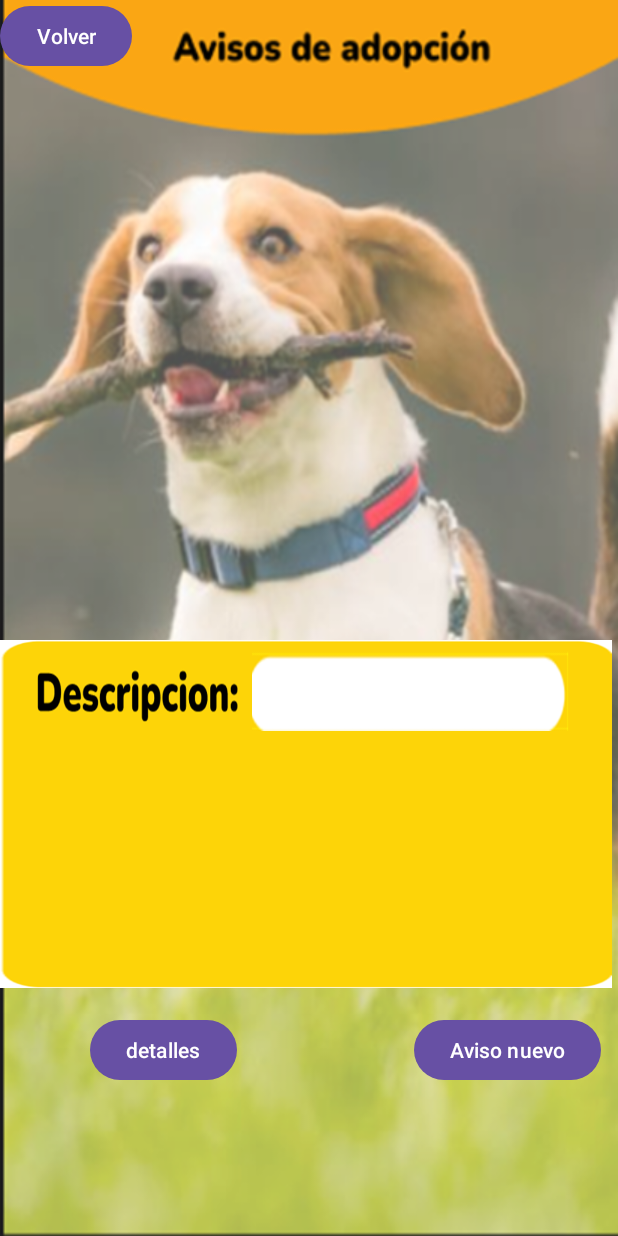
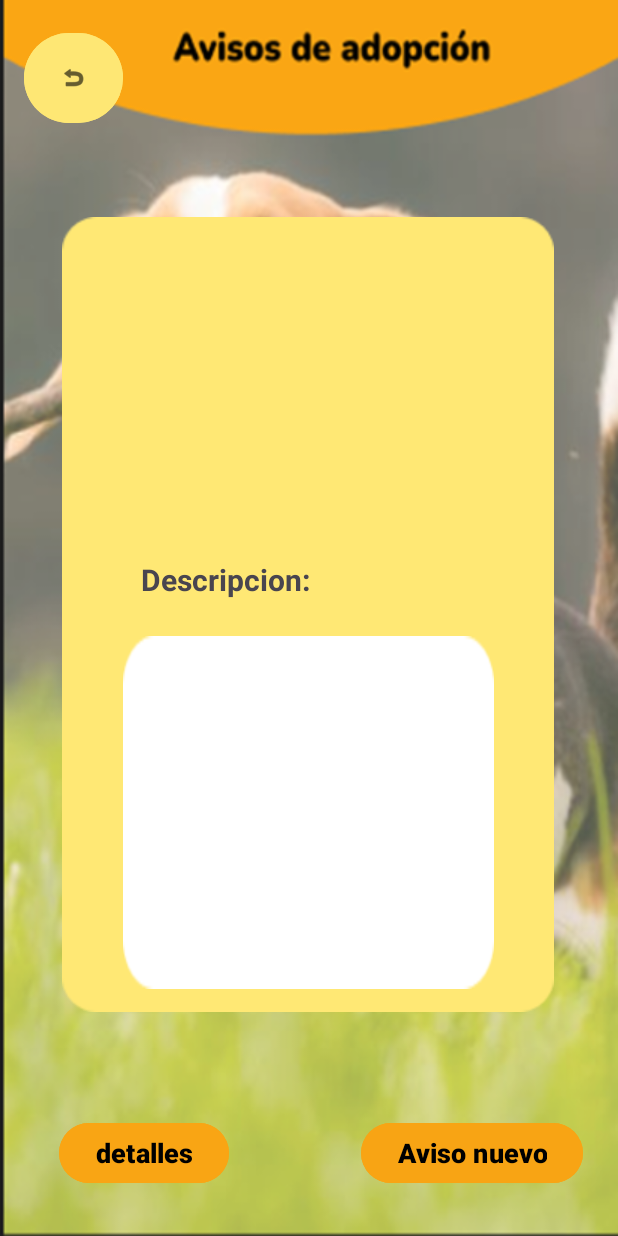
Before and after one commit to ElWnConLag/InstaPet, an Android app: the avisosAdopcion screen opened directly, with no data from a screen before it, on a phone screen of 412 x 824 dp. Run offline under Robolectric (Android 15) with nearby library versions, the phone set to English and light mode, and no system bars; our stand-ins replace Firebase (no records; nobody signed in at launch, a user with empty details on screens opened directly), Picasso.

Commit message:
Cambios de diseño en los Layouts
Subida de imágenes, fondos, arreglos y ajustes de interfaces en agregar avisos, avisos adopción, editar perfil y publicación de mascotas.

```diff
--- a/app/src/main/res/layout/activity_avisos_adopcion.xml
+++ b/app/src/main/res/layout/activity_avisos_adopcion.xml
@@ -10,34 +10,52 @@
 
     <View
         android:id="@+id/orangeBox1"
-        android:layout_width="408dp"
-        android:layout_height="232dp"
-        android:background="@drawable/img_3"
+        android:layout_width="328dp"
+        android:layout_height="530dp"
+        android:background="@drawable/rectangulocoloramarillopastelparaavisos"
         app:layout_constraintBottom_toBottomOf="parent"
         app:layout_constraintEnd_toEndOf="parent"
-        app:layout_constraintHorizontal_bias="0.0"
+        app:layout_constraintHorizontal_bias="0.493"
 
         app:layout_constraintStart_toStartOf="parent"
         app:layout_constraintTop_toTopOf="parent"
-        app:layout_constraintVertical_bias="0.721" />
+        app:layout_constraintVertical_bias="0.492" />
 
     <Button
         android:id="@+id/volverAdopcion"
-        android:layout_width="wrap_content"
-        android:layout_height="wrap_content"
-        android:text="Volver"
+        android:layout_width="66dp"
+        android:layout_height="68dp"
+        android:backgroundTint="#FEE774"
+        android:textColor="#000000"
+        android:textColorHighlight="#000000"
+        android:textColorHint="#000000"
+        android:textColorLink="#000000"
+        android:textSize="14sp"
+        android:textStyle="bold"
+        app:icon="@android:drawable/ic_menu_revert"
+        app:iconTint="#000000"
+        app:layout_constraintBottom_toBottomOf="parent"
+        app:layout_constraintEnd_toEndOf="parent"
+        app:layout_constraintHorizontal_bias="0.046"
         app:layout_constraintStart_toStartOf="parent"
-        app:layout_constraintTop_toTopOf="parent" />
+        app:layout_constraintTop_toTopOf="parent"
+        app:layout_constraintVertical_bias="0.024" />
 
     <Button
         android:id="@+id/agregarAvisoo"
         android:layout_width="wrap_content"
         android:layout_height="wrap_content"
-        android:layout_marginStart="276dp"
-        android:layout_marginTop="628dp"
+        android:backgroundTint="#F8A414"
         android:text="Aviso nuevo"
+        android:textColor="#000000"
+        android:textSize="18sp"
+        android:textStyle="bold"
+        app:layout_constraintBottom_toBottomOf="parent"
+        app:layout_constraintEnd_toEndOf="parent"
+        app:layout_constraintHorizontal_bias="0.912"
         app:layout_constraintStart_toStartOf="parent"
-        app:layout_constraintTop_toBottomOf="@+id/volverAdopcion" />
+        app:layout_constraintTop_toTopOf="parent"
+        app:layout_constraintVertical_bias="0.96" />
 
     <TextView
         android:id="@+id/avisosMascotas"
@@ -55,42 +73,55 @@
         android:id="@+id/perroImagen"
         android:layout_width="237dp"
         android:layout_height="178dp"
-        android:layout_marginStart="60dp"
-        android:layout_marginTop="16dp"
+        app:layout_constraintBottom_toBottomOf="parent"
+        app:layout_constraintEnd_toEndOf="parent"
+        app:layout_constraintHorizontal_bias="0.459"
         app:layout_constraintStart_toStartOf="parent"
-        app:layout_constraintTop_toBottomOf="@+id/avisosMascotas"
+        app:layout_constraintTop_toTopOf="parent"
+        app:layout_constraintVertical_bias="0.22"
         tools:srcCompat="@tools:sample/avatars" />
 
     <TextView
-        android:id="@+id/lol"
-        android:layout_width="144dp"
-        android:layout_height="49dp"
-        android:layout_marginStart="16dp"
-        android:layout_marginTop="140dp"
-        android:background="@drawable/img_9"
+        android:id="@+id/perroDescripcion"
+        android:layout_width="247dp"
+        android:layout_height="235dp"
+        android:background="@drawable/rectanguloblancoparadescripciondeanuncio"
         android:textSize="20dp"
+        app:layout_constraintBottom_toBottomOf="parent"
+        app:layout_constraintEnd_toEndOf="parent"
+        app:layout_constraintHorizontal_bias="0.497"
         app:layout_constraintStart_toStartOf="parent"
-        app:layout_constraintTop_toBottomOf="@+id/perroImagen" />
-
-    <TextView
-        android:id="@+id/perroDescripcion"
-        android:layout_width="211dp"
-        android:layout_height="54dp"
-        android:layout_marginStart="168dp"
-        android:layout_marginTop="140dp"
-        android:background="@drawable/img_4"
-        android:textSize="20dp"
-        app:layout_constraintStart_toStartOf="parent"
-        app:layout_constraintTop_toBottomOf="@+id/perroImagen" />
+        app:layout_constraintTop_toTopOf="parent"
+        app:layout_constraintVertical_bias="0.72" />
 
     <Button
         android:id="@+id/detalles"
         android:layout_width="wrap_content"
         android:layout_height="wrap_content"
-        android:layout_marginStart="60dp"
-        android:layout_marginTop="628dp"
+        android:backgroundTint="#F9A514"
         android:text="detalles"
+        android:textColor="#000000"
+        android:textSize="18sp"
+        android:textStyle="bold"
+        app:layout_constraintBottom_toBottomOf="parent"
+        app:layout_constraintEnd_toEndOf="parent"
+        app:layout_constraintHorizontal_bias="0.131"
         app:layout_constraintStart_toStartOf="parent"
-        app:layout_constraintTop_toBottomOf="@+id/volverAdopcion" />
+        app:layout_constraintTop_toTopOf="parent"
+        app:layout_constraintVertical_bias="0.96" />
+
+    <TextView
+        android:id="@+id/textView2"
+        android:layout_width="wrap_content"
+        android:layout_height="wrap_content"
+        android:text="Descripcion:"
+        android:textSize="20sp"
+        android:textStyle="bold"
+        app:layout_constraintBottom_toBottomOf="parent"
+        app:layout_constraintEnd_toEndOf="parent"
+        app:layout_constraintHorizontal_bias="0.313"
+        app:layout_constraintStart_toStartOf="parent"
+        app:layout_constraintTop_toTopOf="parent"
+        app:layout_constraintVertical_bias="0.468" />
 
 </androidx.constraintlayout.widget.ConstraintLayout>
```
Also changed, not shown: app/src/main/res/layout/activity_agregar_aviso.xml (+56 -37 lines), app/src/main/res/layout/editar_pefil.xml (+49 -53 lines), app/src/main/res/layout/publicacion_mascotas.xml (+56 -72 lines), app/src/main/res/drawable/fondoparaagregarpublicaciondemascotas.png (added), app/src/main/res/drawable/rectanguloblancoparadescripciondeanuncio.png (added), app/src/main/res/drawable/rectangulocoloramarillopastelparaavisos.png (added), app/src/main/res/drawable/rectangulonaranjoparafondosuperior.png (added), app/src/main/res/drawable/rectanguloparaescribiragregaraviso.png (added).
